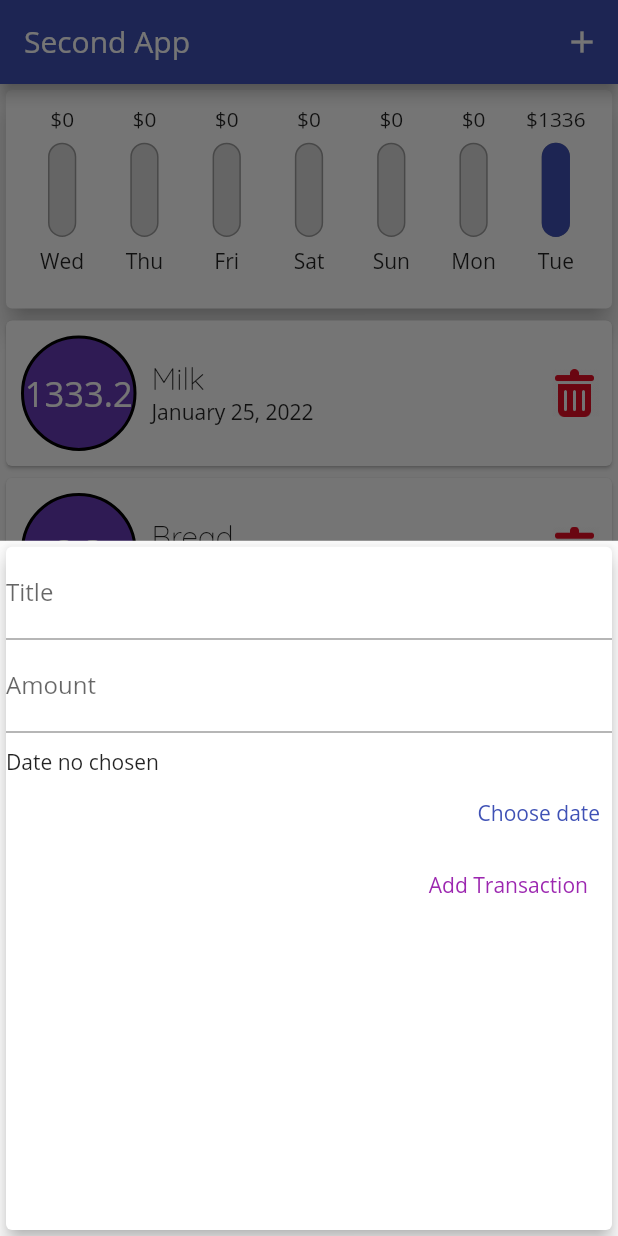
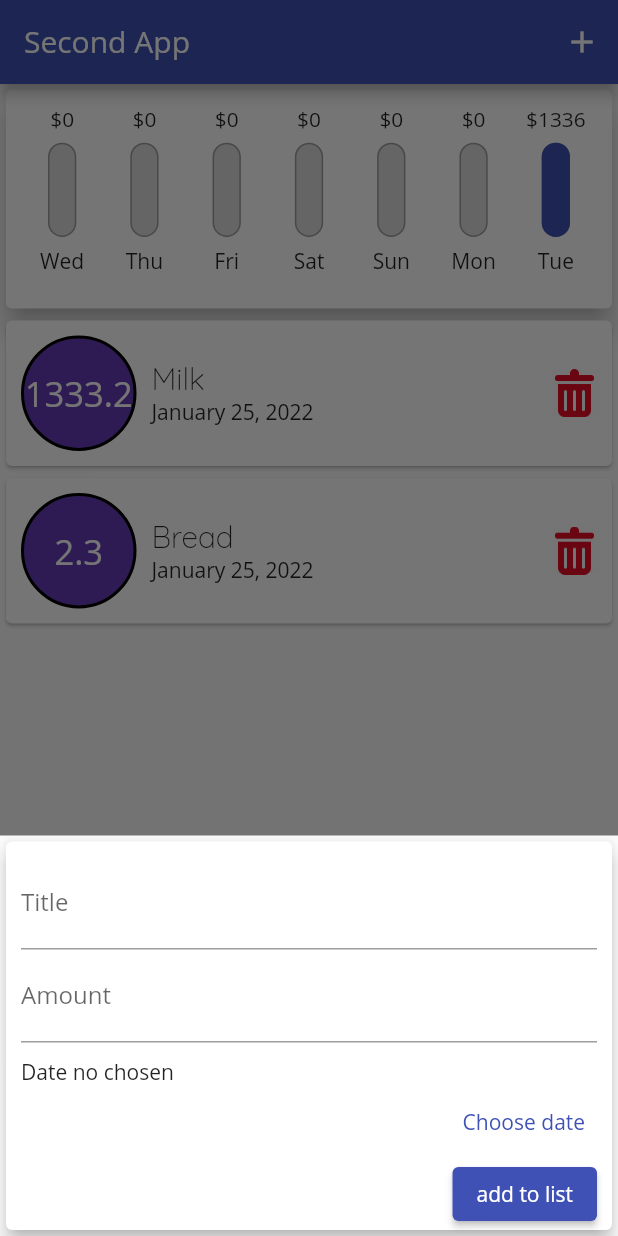
Before and after one commit to Voitekhov/expense_app, a Flutter app: the screen it shows after launch, after a tap on the "add" icon, on a phone screen of 412 x 824 dp. Run offline on Flutter 3.47's test engine with Material 2 defaults, Android fonts, the phone set to English and light mode, and no system bars.

Commit message:
add cupertino styling

```diff
--- a/lib/main.dart
+++ b/lib/main.dart
@@ -1,7 +1,10 @@
+import 'dart:io';
+
 import 'package:expence_app/model/Purchase.dart';
 import 'package:expence_app/widget/PurchaseList.dart';
 import 'package:expence_app/widget/UserInput.dart';
 import 'package:expence_app/widget/chart/Chart.dart';
+import 'package:flutter/cupertino.dart';
 import 'package:flutter/material.dart';
 
 int sq_id = 1;
@@ -49,7 +52,20 @@ class MyApp extends StatefulWidget {
 class _MyAppState extends State<MyApp> {
   @override
   Widget build(BuildContext context) {
-    AppBar appBar = AppBar(
+    ObstructingPreferredSizeWidget cupertinoAppBar = CupertinoNavigationBar(
+      middle: Text('Personal Expenses'),
+      trailing: Row(
+        mainAxisSize: MainAxisSize.min,
+        children: [
+          GestureDetector(
+            child: Icon(CupertinoIcons.add),
+            onTap: () => _startAddNewTransaction(context),
+          )
+        ],
+      ),
+    );
+
+    PreferredSizeWidget androidAppBar = AppBar(
       title: Text("Second App"),
       actions: <Widget>[
         IconButton(
@@ -60,7 +76,9 @@ class _MyAppState extends State<MyApp> {
     );
 
     final double workingScreenHeight = MediaQuery.of(context).size.height -
-        appBar.preferredSize.height -
+        (Platform.isAndroid
+            ? androidAppBar.preferredSize.height
+            : cupertinoAppBar.preferredSize.height) -
         MediaQuery.of(context).padding.top -
         MediaQuery.of(context).padding.bottom;
 
@@ -78,15 +96,15 @@ class _MyAppState extends State<MyApp> {
         height: workingScreenHeight * percentageOfHeightForPurchaseList,
         child: PurchaseList(_purchases, _deletePurchase));
 
-    return Scaffold(
-        appBar: appBar,
+    Widget scaffold = Scaffold(
+        appBar: androidAppBar,
         body: Column(
             crossAxisAlignment: CrossAxisAlignment.stretch,
             children: isLandscape
                 ? [
                     Container(
                       height: workingScreenHeight * 0.1,
-                      child: Switch(
+                      child: Switch.adaptive(
                         value: isChartVisible,
                         onChanged: (bool value) {
                           setState(() {
@@ -98,10 +116,40 @@ class _MyAppState extends State<MyApp> {
                     isChartVisible ? chart : purchaseList
                   ]
                 : [chart, purchaseList]),
-        floatingActionButton: FloatingActionButton(
-          child: Icon(Icons.add),
-          onPressed: () => _startAddNewTransaction(context),
+        floatingActionButton: Container(
+          margin: EdgeInsets.fromLTRB(20, 0, 0, 0),
+          alignment: Alignment.bottomLeft,
+          child: FloatingActionButton(
+            child: Icon(Icons.add),
+            onPressed: () => _startAddNewTransaction(context),
+          ),
         ));
+
+    Widget cupertionScaffold = CupertinoPageScaffold(
+      navigationBar: cupertinoAppBar,
+      child: SafeArea(
+        child: Column(
+            crossAxisAlignment: CrossAxisAlignment.stretch,
+            children: isLandscape
+                ? [
+                    Container(
+                      height: workingScreenHeight * 0.1,
+                      child: Switch.adaptive(
+                        value: isChartVisible,
+                        onChanged: (bool value) {
+                          setState(() {
+                            isChartVisible = value;
+                          });
+                        },
+                      ),
+                    ),
+                    isChartVisible ? chart : purchaseList
+                  ]
+                : [chart, purchaseList]),
+      ),
+    );
+
+    return Platform.isIOS ? cupertionScaffold : scaffold;
   }
 
   _addPurchase(String txTitle, double txPrice, DateTime dateTime) {
--- a/lib/widget/UserInput.dart
+++ b/lib/widget/UserInput.dart
@@ -1,5 +1,7 @@
 import 'package:flutter/material.dart';
 import 'package:intl/intl.dart';
+
+import 'adaptive/AdaptiveElevatedButton.dart';
 
 class UserInput extends StatefulWidget {
   Function addPurchase;
@@ -21,7 +23,10 @@ class _UserInputState extends State<UserInput> {
   Widget build(BuildContext context) {
     return Card(
       elevation: 5,
+      child: SingleChildScrollView(
         child: Container(
+          padding: EdgeInsets.fromLTRB(
+              10, 10, 10, MediaQuery.of(context).viewInsets.bottom),
           child: Column(
             crossAxisAlignment: CrossAxisAlignment.end,
             children: <Widget>[
@@ -47,14 +52,12 @@ class _UserInputState extends State<UserInput> {
                     ? "Date no chosen"
                     : DateFormat().add_yMd().format(_selectedDate!)),
               ),
-            TextButton(onPressed: _showDatePicker, child: Text("Choose date")),
+              TextButton(
+                  onPressed: _showDatePicker, child: Text("Choose date")),
               // place for date time picker
-            FlatButton(
-              child: Text('Add Transaction'),
-              textColor: Colors.purple,
-              onPressed: () => _addToList(),
+              AdaptiveElevatedButton.of("add to list", _addToList),
+            ],
           ),
-          ],
         ),
       ),
     );
--- /dev/null
+++ b/lib/widget/adaptive/AdaptiveElevatedButton.dart
@@ -0,0 +1,15 @@
+import 'dart:io';
+
+import 'package:flutter/cupertino.dart';
+import 'package:flutter/material.dart';
+
+// is better to use stateless widget?
+class AdaptiveElevatedButton {
+  static Widget of(String title, Function action) {
+    Text text = Text(title);
+    return Platform.isIOS
+        ? CupertinoButton(
+            color: Colors.indigo, child: text, onPressed: () => action)
+        : ElevatedButton(onPressed: () => action, child: text);
+  }
+}
```
Lines whose indentation alone changed are shown as unchanged.
